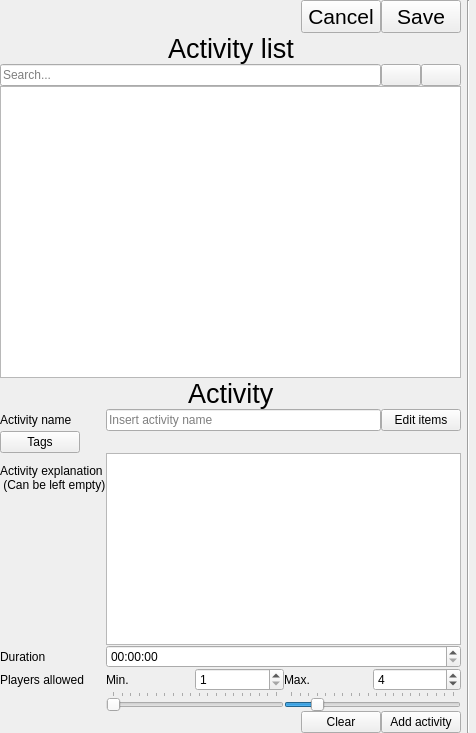
Old version of the form mngactivity.ui in the repository glennnys/Decided.
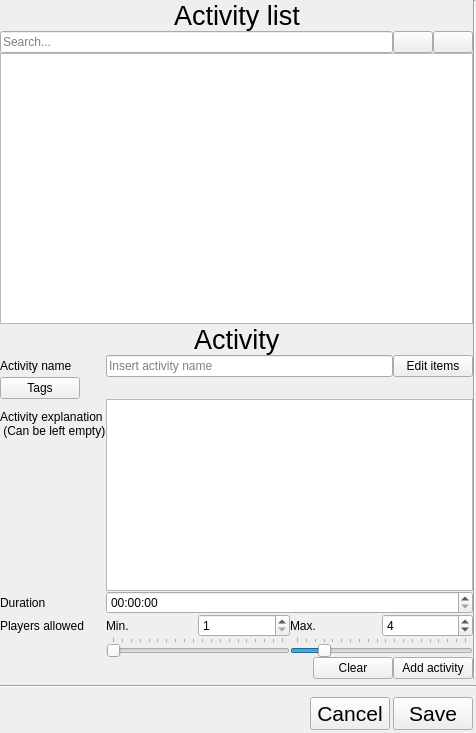
New version of the form. Icons and pictures are not drawn.

What changed in the file:
```diff
--- a/mngactivity.ui
+++ b/mngactivity.ui
@@ -13,10 +13,7 @@
   <property name="windowTitle">
    <string>Form</string>
   </property>
-  <layout class="QHBoxLayout" name="horizontalLayout_2">
-   <property name="spacing">
-    <number>6</number>
-   </property>
+  <layout class="QVBoxLayout" name="verticalLayout_2">
    <property name="leftMargin">
     <number>0</number>
    </property>
@@ -27,6 +24,11 @@
     <number>0</number>
    </property>
    <property name="bottomMargin">
+    <number>0</number>
+   </property>
+   <item>
+    <layout class="QHBoxLayout" name="editWindowLayout">
+     <property name="spacing">
     <number>0</number>
    </property>
    <item>
@@ -47,47 +49,6 @@
       <property name="bottomMargin">
        <number>0</number>
       </property>
-      <item>
-       <layout class="QHBoxLayout" name="horizontalLayout_10">
-        <item>
-         <spacer name="horizontalSpacer_5">
-          <property name="orientation">
-           <enum>Qt::Orientation::Horizontal</enum>
-          </property>
-          <property name="sizeHint" stdset="0">
-           <size>
-            <width>40</width>
-            <height>20</height>
-           </size>
-          </property>
-         </spacer>
-        </item>
-        <item>
-         <widget class="QPushButton" name="cancel_btn">
-          <property name="font">
-           <font>
-            <pointsize>16</pointsize>
-           </font>
-          </property>
-          <property name="text">
-           <string>Cancel</string>
-          </property>
-         </widget>
-        </item>
-        <item>
-         <widget class="QPushButton" name="save_btn">
-          <property name="font">
-           <font>
-            <pointsize>16</pointsize>
-           </font>
-          </property>
-          <property name="text">
-           <string>Save</string>
-          </property>
-         </widget>
-        </item>
-       </layout>
-      </item>
       <item>
        <layout class="QHBoxLayout" name="horizontalLayout_20">
         <item>
@@ -489,6 +450,77 @@
       </size>
      </property>
     </widget>
+     </item>
+    </layout>
+   </item>
+   <item>
+    <widget class="Line" name="line">
+     <property name="orientation">
+      <enum>Qt::Orientation::Horizontal</enum>
+     </property>
+    </widget>
+   </item>
+   <item>
+    <layout class="QHBoxLayout" name="horizontalLayout_10">
+     <property name="spacing">
+      <number>3</number>
+     </property>
+     <property name="leftMargin">
+      <number>3</number>
+     </property>
+     <property name="topMargin">
+      <number>3</number>
+     </property>
+     <property name="rightMargin">
+      <number>3</number>
+     </property>
+     <property name="bottomMargin">
+      <number>3</number>
+     </property>
+     <item>
+      <spacer name="horizontalSpacer_5">
+       <property name="orientation">
+        <enum>Qt::Orientation::Horizontal</enum>
+       </property>
+       <property name="sizeHint" stdset="0">
+        <size>
+         <width>40</width>
+         <height>20</height>
+        </size>
+       </property>
+      </spacer>
+     </item>
+     <item>
+      <widget class="QPushButton" name="cancel_btn">
+       <property name="font">
+        <font>
+         <pointsize>16</pointsize>
+        </font>
+       </property>
+       <property name="text">
+        <string>Cancel</string>
+       </property>
+       <property name="icon">
+        <iconset theme="QIcon::ThemeIcon::ProcessStop"/>
+       </property>
+      </widget>
+     </item>
+     <item>
+      <widget class="QPushButton" name="save_btn">
+       <property name="font">
+        <font>
+         <pointsize>16</pointsize>
+        </font>
+       </property>
+       <property name="text">
+        <string>Save</string>
+       </property>
+       <property name="icon">
+        <iconset theme="QIcon::ThemeIcon::DocumentSave"/>
+       </property>
+      </widget>
+     </item>
+    </layout>
    </item>
   </layout>
  </widget>
```
Lines whose indentation alone changed are shown as unchanged.
